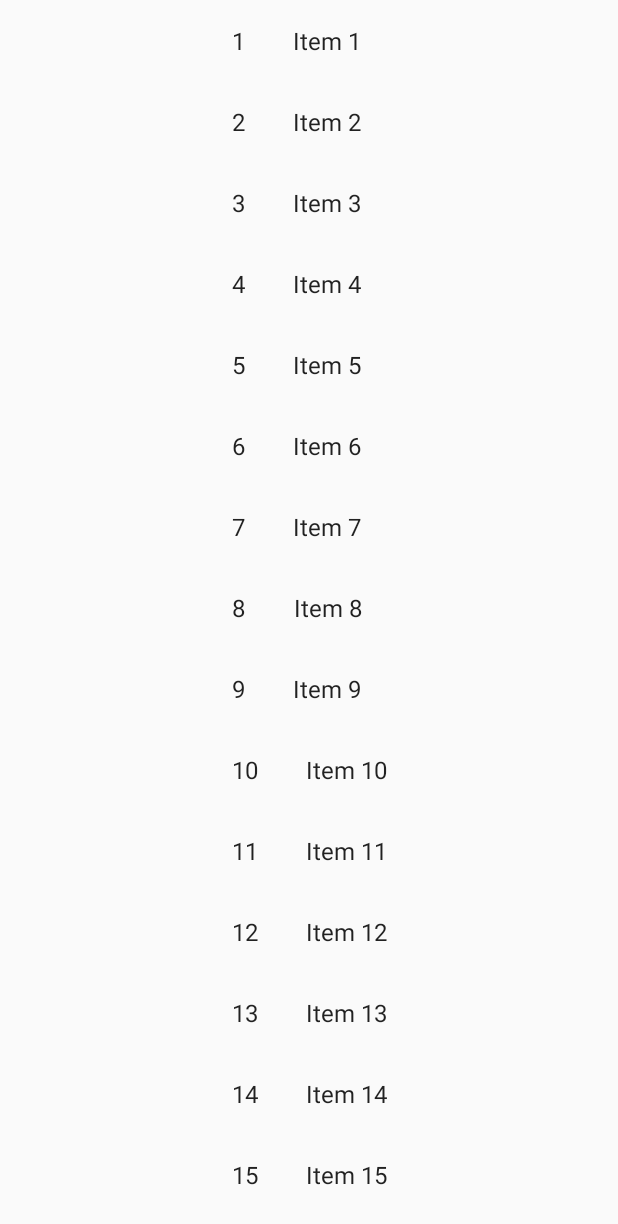
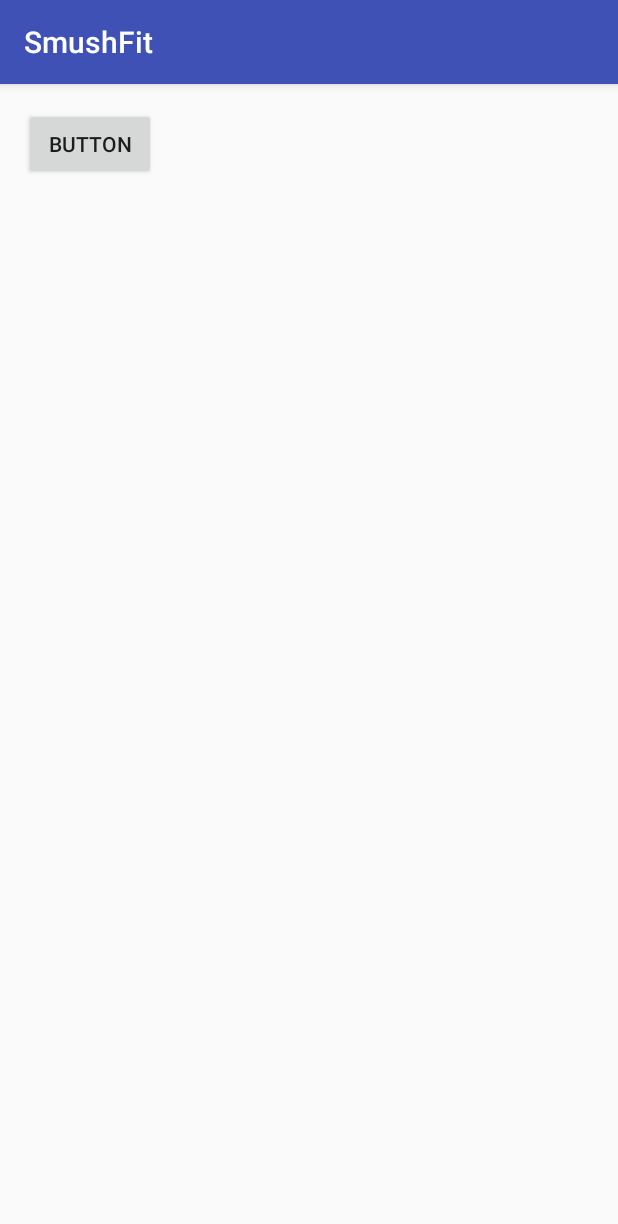
Before and after one commit to samhazeldine/SmushFit, an Android app: the screen it shows after launch (MainActivity), on a phone screen of 412 x 824 dp. Shown: the top 1224 px of the screen. Run offline under Robolectric (Android 15) with nearby library versions, the phone set to English and light mode, and no system bars; libraries missing offline, so code that uses them is left out: com.opencsv, org.apache.commons; 3 statements that could not run were skipped.

Commit message:
Completed NLG for Max, removed the redundant RecyclerView

```diff
--- a/app/src/main/java/com/shazeldine/smushfit/EntriesOfAttribute.java
+++ b/app/src/main/java/com/shazeldine/smushfit/EntriesOfAttribute.java
@@ -40,6 +40,4 @@ public class EntriesOfAttribute {
         }
         return null;
     }
-
-
 }
--- a/app/src/main/java/com/shazeldine/smushfit/Entry.java
+++ b/app/src/main/java/com/shazeldine/smushfit/Entry.java
@@ -2,6 +2,9 @@ package com.shazeldine.smushfit;
 
 // Created by Samuel Hazeldine on 21/02/2018.
 // Defies the Bean for Android
+
+
+import java.text.DateFormat;
 
 public class Entry {
 
--- a/app/src/main/java/com/shazeldine/smushfit/InsightFragment.java
+++ /dev/null
@@ -1,109 +0,0 @@
-package com.shazeldine.smushfit;
-
-import android.content.Context;
-import android.os.Bundle;
-import android.support.v4.app.Fragment;
-import android.support.v7.widget.GridLayoutManager;
-import android.support.v7.widget.LinearLayoutManager;
-import android.support.v7.widget.RecyclerView;
-import android.view.LayoutInflater;
-import android.view.View;
-import android.view.ViewGroup;
-
-import com.shazeldine.smushfit.dummy.DummyContent;
-import com.shazeldine.smushfit.dummy.DummyContent.DummyItem;
-
-import java.util.List;
-
-/**
- * A fragment representing a list of Items.
- * <p/>
- * Activities containing this fragment MUST implement the {@link OnListFragmentInteractionListener}
- * interface.
- */
-public class InsightFragment extends Fragment {
-
-    // TODO: Customize parameter argument names
-    private static final String ARG_COLUMN_COUNT = "column-count";
-    // TODO: Customize parameters
-    private int mColumnCount = 1;
-    private OnListFragmentInteractionListener mListener;
-
-    /**
-     * Mandatory empty constructor for the fragment manager to instantiate the
-     * fragment (e.g. upon screen orientation changes).
-     */
-    public InsightFragment() {
-    }
-
-    // TODO: Customize parameter initialization
-    @SuppressWarnings("unused")
-    public static InsightFragment newInstance(int columnCount) {
-        InsightFragment fragment = new InsightFragment();
-        Bundle args = new Bundle();
-        args.putInt(ARG_COLUMN_COUNT, columnCount);
-        fragment.setArguments(args);
-        return fragment;
-    }
-
-    @Override
-    public void onCreate(Bundle savedInstanceState) {
-        super.onCreate(savedInstanceState);
-
-        if (getArguments() != null) {
-            mColumnCount = getArguments().getInt(ARG_COLUMN_COUNT);
-        }
-    }
-
-    @Override
-    public View onCreateView(LayoutInflater inflater, ViewGroup container,
-                             Bundle savedInstanceState) {
-        View view = inflater.inflate(R.layout.fragment_insight_list, container, false);
-
-        // Set the adapter
-        if (view instanceof RecyclerView) {
-            Context context = view.getContext();
-            RecyclerView recyclerView = (RecyclerView) view;
-            if (mColumnCount <= 1) {
-                recyclerView.setLayoutManager(new LinearLayoutManager(context));
-            } else {
-                recyclerView.setLayoutManager(new GridLayoutManager(context, mColumnCount));
-            }
-            recyclerView.setAdapter(new MyInsightRecyclerViewAdapter(DummyContent.ITEMS, mListener));
-        }
-        return view;
-    }
-
-
-    @Override
-    public void onAttach(Context context) {
-        super.onAttach(context);
-        if (context instanceof OnListFragmentInteractionListener) {
-            mListener = (OnListFragmentInteractionListener) context;
-        } else {
-            throw new RuntimeException(context.toString()
-                    + " must implement OnListFragmentInteractionListener");
-        }
-    }
-
-    @Override
-    public void onDetach() {
-        super.onDetach();
-        mListener = null;
-    }
-
-    /**
-     * This interface must be implemented by activities that contain this
-     * fragment to allow an interaction in this fragment to be communicated
-     * to the activity and potentially other fragments contained in that
-     * activity.
-     * <p/>
-     * See the Android Training lesson <a href=
-     * "http://developer.android.com/training/basics/fragments/communicating.html"
-     * >Communicating with Other Fragments</a> for more information.
-     */
-    public interface OnListFragmentInteractionListener {
-        // TODO: Update argument type and name
-        void onListFragmentInteraction(DummyItem item);
-    }
-}
--- a/app/src/main/java/com/shazeldine/smushfit/MainActivity.java
+++ b/app/src/main/java/com/shazeldine/smushfit/MainActivity.java
@@ -1,16 +1,15 @@
 package com.shazeldine.smushfit;
 
-import android.support.v4.app.FragmentActivity;
 import android.os.Bundle;
+import android.support.v7.app.AppCompatActivity;
 import android.util.Log;
 import com.opencsv.CSVReader;
-import com.shazeldine.smushfit.dummy.DummyContent;
 import java.io.BufferedReader;
 import java.io.IOException;
 import java.io.InputStreamReader;
 import java.util.List;
 
-public class MainActivity extends FragmentActivity implements InsightFragment.OnListFragmentInteractionListener {
+public class MainActivity extends AppCompatActivity {
 
     private UserData userData;
 
@@ -20,9 +19,6 @@ public class MainActivity extends FragmentActivity implements InsightFragment.On
         setContentView(R.layout.activity_main);
         setupData();
         calculateInsights();
-    }
-
-    public void onListFragmentInteraction(DummyContent.DummyItem item) {
     }
 
     public void setupData() {
@@ -42,7 +38,7 @@ public class MainActivity extends FragmentActivity implements InsightFragment.On
             List<String[]> userDataStrings = csvReader.readAll();
             return userDataStrings;
         } catch (IOException e) {
-            Log.e("SMUSHFIT_LOG_TAG", "ERROR (IOException): ", e);
+            Log.e("SMUSHFIT_ERROR_TAG", "ERROR (IOException): ", e);
             return null;
         }
     }
@@ -58,7 +54,7 @@ public class MainActivity extends FragmentActivity implements InsightFragment.On
     public void calculateInsights() {
         Lookup lookup = new Lookup();
         NLGGenerator generator = new NLGGenerator();
-        String output = generator.correlationGenerator("steps");
+        String output = generator.maxGenerator("highest step count", 10.0);
         Log.i("SMUSHFIT_TEST", output);
     }
 }
--- a/app/src/main/java/com/shazeldine/smushfit/MyInsightRecyclerViewAdapter.java
+++ /dev/null
@@ -1,77 +0,0 @@
-package com.shazeldine.smushfit;
-
-import android.support.v7.widget.RecyclerView;
-import android.view.LayoutInflater;
-import android.view.View;
-import android.view.ViewGroup;
-import android.widget.TextView;
-
-import com.shazeldine.smushfit.InsightFragment.OnListFragmentInteractionListener;
-import com.shazeldine.smushfit.dummy.DummyContent.DummyItem;
-
-import java.util.List;
-
-/**
- * {@link RecyclerView.Adapter} that can display a {@link DummyItem} and makes a call to the
- * specified {@link OnListFragmentInteractionListener}.
- * TODO: Replace the implementation with code for your data type.
- */
-public class MyInsightRecyclerViewAdapter extends RecyclerView.Adapter<MyInsightRecyclerViewAdapter.ViewHolder> {
-
-    private final List<DummyItem> mValues;
-    private final OnListFragmentInteractionListener mListener;
-
-    public MyInsightRecyclerViewAdapter(List<DummyItem> items, OnListFragmentInteractionListener listener) {
-        mValues = items;
-        mListener = listener;
-    }
-
-    @Override
-    public ViewHolder onCreateViewHolder(ViewGroup parent, int viewType) {
-        View view = LayoutInflater.from(parent.getContext())
-                .inflate(R.layout.fragment_insight, parent, false);
-        return new ViewHolder(view);
-    }
-
-    @Override
-    public void onBindViewHolder(final ViewHolder holder, int position) {
-        holder.mItem = mValues.get(position);
-        holder.mIdView.setText(mValues.get(position).id);
-        holder.mContentView.setText(mValues.get(position).content);
-
-        holder.mView.setOnClickListener(new View.OnClickListener() {
-            @Override
-            public void onClick(View v) {
-                if (null != mListener) {
-                    // Notify the active callbacks interface (the activity, if the
-                    // fragment is attached to one) that an item has been selected.
-                    mListener.onListFragmentInteraction(holder.mItem);
-                }
-            }
-        });
-    }
-
-    @Override
-    public int getItemCount() {
-        return mValues.size();
-    }
-
-    public class ViewHolder extends RecyclerView.ViewHolder {
-        public final View mView;
-        public final TextView mIdView;
-        public final TextView mContentView;
-        public DummyItem mItem;
-
-        public ViewHolder(View view) {
-            super(view);
-            mView = view;
-            mIdView = (TextView) view.findViewById(R.id.id);
-            mContentView = (TextView) view.findViewById(R.id.content);
-        }
-
-        @Override
-        public String toString() {
-            return super.toString() + " '" + mContentView.getText() + "'";
-        }
-    }
-}
--- a/app/src/main/java/com/shazeldine/smushfit/NLGGenerator.java
+++ b/app/src/main/java/com/shazeldine/smushfit/NLGGenerator.java
@@ -23,6 +23,22 @@ public class NLGGenerator {
         realiser = new Realiser(lexicon);
     }
 
+    // Creates an NL phrase for min or max
+    public String maxGenerator (String attr, double max) {
+        SPhraseSpec p = nlgFactory.createClause();
+        p.setFeature(Feature.PERSON, "SECOND");
+        NPPhraseSpec subject = nlgFactory.createNounPhrase("your");
+        NPPhraseSpec insightType = nlgFactory.createNounPhrase(attr);
+        VPPhraseSpec verb = nlgFactory.createVerbPhrase("be");
+        NPPhraseSpec number = nlgFactory.createNounPhrase(Double.toString(max));
+        verb.addComplement(number);
+        subject.addModifier(insightType);
+        p.setSubject(subject);
+        p.setVerb(verb);
+        String output = realiser.realiseSentence(p);
+        return output;
+    }
+
     // Converts an attribute to
     private String attributeConverter (String attr) {
         switch (attr) {
@@ -35,9 +51,24 @@ public class NLGGenerator {
         }
     }
 
-    // Converts a pearson correlation likelihood to a phrase of liklihood.
+    // Converts an attribute to a
+
+    // Converts a double to positive or negative
+    public String doubleToPositiveNegative (double pearsonLikelihood) {
+        if (pearsonLikelihood > 0) {
+            return "positive";
+        }
+        else if (pearsonLikelihood < 0) {
+            return "negative";
+        }
+        else {
+            return "no";
+        }
+    }
+
+    // Converts a pearson correlation likelihood to a phrase of likelihood.
     // Uses the WHO mapping of likelihood
-    public String pearsonToText(double pearsonLikelihood) {
+    public String pearsonToLikelihood(double pearsonLikelihood) {
         double absPearsonLikelihood = abs(pearsonLikelihood);
         if (absPearsonLikelihood > 0.99) {
             return "extremely likely";
@@ -90,14 +121,4 @@ public class NLGGenerator {
         return output;
     }
     */
-    public String correlationGenerator (String attr1) {
-        SPhraseSpec p = nlgFactory.createClause();
-        p.setFrontModifier("On days");
-        p.setSubject(nlgFactory.createNounPhrase("you"));
-        VPPhraseSpec verb = nlgFactory.createVerbPhrase(attributeConverter(attr1));
-        verb.addPostModifier("more");
-        p.setVerb(verb);
-        String output = realiser.realiseSentence(p);
-        return output;
-    }
 }
--- a/app/src/main/java/com/shazeldine/smushfit/dummy/DummyContent.java
+++ /dev/null
@@ -1,72 +0,0 @@
-package com.shazeldine.smushfit.dummy;
-
-import java.util.ArrayList;
-import java.util.HashMap;
-import java.util.List;
-import java.util.Map;
-
-/**
- * Helper class for providing sample content for user interfaces created by
- * Android template wizards.
- * <p>
- * TODO: Replace all uses of this class before publishing your app.
- */
-public class DummyContent {
-
-    /**
-     * An array of sample (dummy) items.
-     */
-    public static final List<DummyItem> ITEMS = new ArrayList<DummyItem>();
-
-    /**
-     * A map of sample (dummy) items, by ID.
-     */
-    public static final Map<String, DummyItem> ITEM_MAP = new HashMap<String, DummyItem>();
-
-    private static final int COUNT = 25;
-
-    static {
-        // Add some sample items.
-        for (int i = 1; i <= COUNT; i++) {
-            addItem(createDummyItem(i));
-        }
-    }
-
-    private static void addItem(DummyItem item) {
-        ITEMS.add(item);
-        ITEM_MAP.put(item.id, item);
-    }
-
-    private static DummyItem createDummyItem(int position) {
-        return new DummyItem(String.valueOf(position), "Item " + position, makeDetails(position));
-    }
-
-    private static String makeDetails(int position) {
-        StringBuilder builder = new StringBuilder();
-        builder.append("Details about Item: ").append(position);
-        for (int i = 0; i < position; i++) {
-            builder.append("\nMore details information here.");
-        }
-        return builder.toString();
-    }
-
-    /**
-     * A dummy item representing a piece of content.
-     */
-    public static class DummyItem {
-        public final String id;
-        public final String content;
-        public final String details;
-
-        public DummyItem(String id, String content, String details) {
-            this.id = id;
-            this.content = content;
-            this.details = details;
-        }
-
-        @Override
-        public String toString() {
-            return content;
-        }
-    }
-}
--- a/app/src/main/res/layout/activity_main.xml
+++ b/app/src/main/res/layout/activity_main.xml
@@ -6,16 +6,13 @@
     android:layout_height="match_parent"
     tools:context="com.shazeldine.smushfit.MainActivity">
 
-
-    <fragment
-        android:name="com.shazeldine.smushfit.InsightFragment"
-        android:id="@+id/insight_fragment"
+    <Button
+        android:id="@+id/button2"
         android:layout_width="wrap_content"
         android:layout_height="wrap_content"
-        app:layout_constraintBottom_toBottomOf="parent"
+        android:layout_marginLeft="16dp"
+        android:layout_marginTop="16dp"
+        android:text="Button"
         app:layout_constraintLeft_toLeftOf="parent"
-        app:layout_constraintRight_toRightOf="parent"
         app:layout_constraintTop_toTopOf="parent" />
-
-
 </android.support.constraint.ConstraintLayout>
--- a/app/src/main/res/layout/fragment_insight.xml
+++ /dev/null
@@ -1,20 +0,0 @@
-<?xml version="1.0" encoding="utf-8"?>
-<LinearLayout xmlns:android="http://schemas.android.com/apk/res/android"
-    android:layout_width="wrap_content"
-    android:layout_height="wrap_content"
-    android:orientation="horizontal">
-
-    <TextView
-        android:id="@+id/id"
-        android:layout_width="wrap_content"
-        android:layout_height="wrap_content"
-        android:layout_margin="@dimen/text_margin"
-        android:textAppearance="?attr/textAppearanceListItem" />
-
-    <TextView
-        android:id="@+id/content"
-        android:layout_width="wrap_content"
-        android:layout_height="wrap_content"
-        android:layout_margin="@dimen/text_margin"
-        android:textAppearance="?attr/textAppearanceListItem" />
-</LinearLayout>
--- a/app/src/main/res/layout/fragment_insight_list.xml
+++ /dev/null
@@ -1,13 +0,0 @@
-<?xml version="1.0" encoding="utf-8"?>
-<android.support.v7.widget.RecyclerView xmlns:android="http://schemas.android.com/apk/res/android"
-    xmlns:app="http://schemas.android.com/apk/res-auto"
-    xmlns:tools="http://schemas.android.com/tools"
-    android:id="@+id/list"
-    android:name="com.shazeldine.smushfit.InsightFragment"
-    android:layout_width="match_parent"
-    android:layout_height="match_parent"
-    android:layout_marginLeft="16dp"
-    android:layout_marginRight="16dp"
-    app:layoutManager="LinearLayoutManager"
-    tools:context="com.shazeldine.smushfit.InsightFragment"
-    tools:listitem="@layout/fragment_insight" />
```
Also changed, not shown: app/src/main/java/com/shazeldine/smushfit/Content.java (+31 -12 lines), app/src/main/java/com/shazeldine/smushfit/Insight.java (deleted, +0 -23 lines), app/src/main/java/com/shazeldine/smushfit/Lookup.java (+53 -5 lines).
